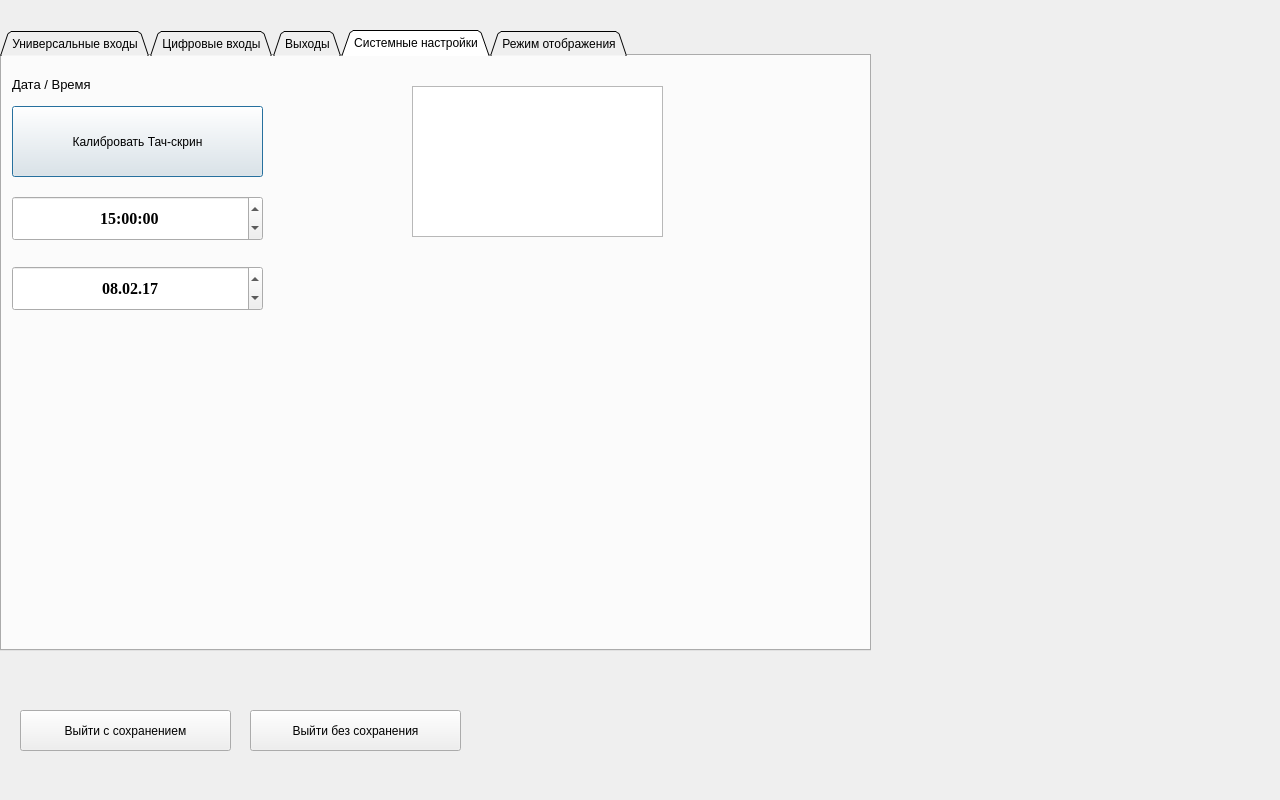
tomyqg/topaz-m, file options.ui: the form before one commit.
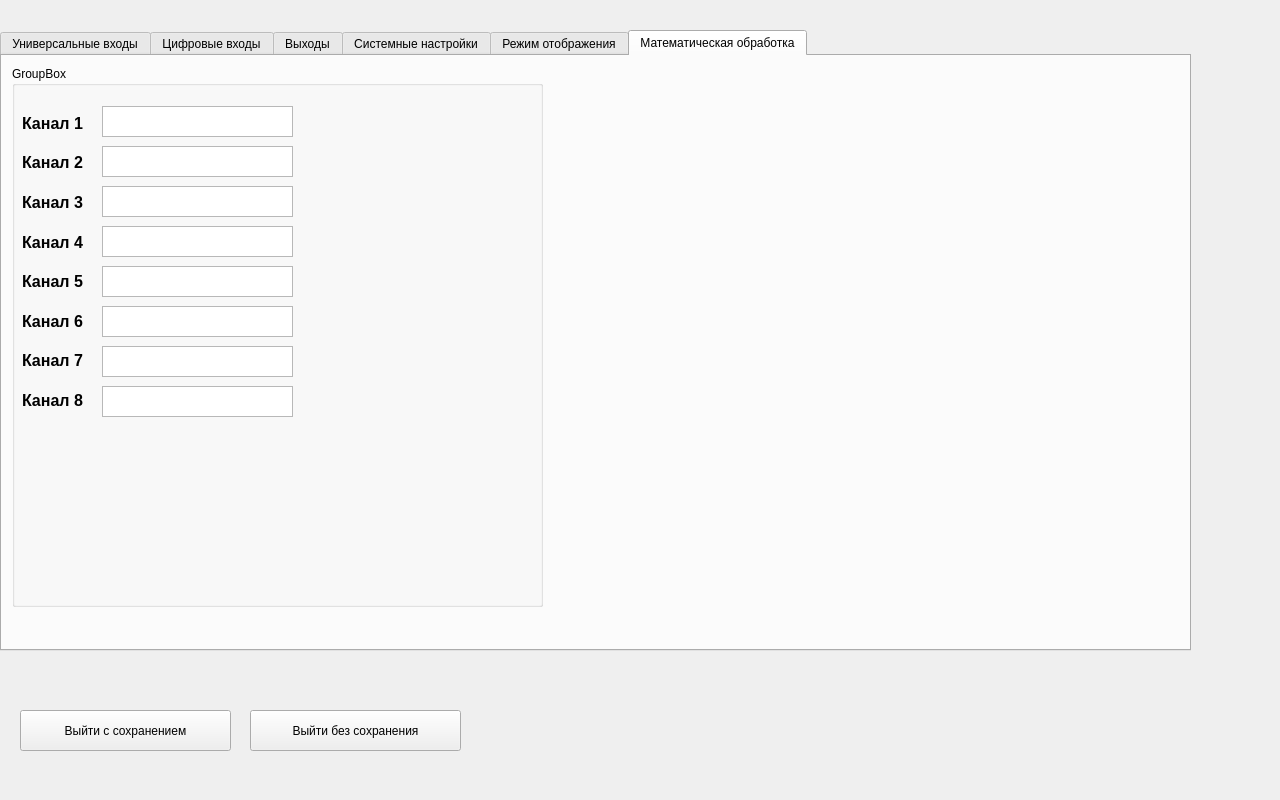
The form after the commit. The open tabs and pages were chosen to show the change.

Diff of the .ui file:
```diff
--- a/options.ui
+++ b/options.ui
@@ -33,12 +33,12 @@
     <rect>
      <x>0</x>
      <y>30</y>
-     <width>871</width>
+     <width>1191</width>
      <height>621</height>
     </rect>
    </property>
    <property name="tabShape">
-    <enum>QTabWidget::Triangular</enum>
+    <enum>QTabWidget::Rounded</enum>
    </property>
    <property name="currentIndex">
     <number>0</number>
@@ -2770,9 +2770,9 @@
      </property>
      <property name="maximumDate">
       <date>
-       <year>2027</year>
+       <year>2017</year>
        <month>1</month>
-       <day>3</day>
+       <day>1</day>
       </date>
      </property>
      <property name="minimumDate">
@@ -2782,6 +2782,9 @@
        <day>1</day>
       </date>
      </property>
+     <property name="displayFormat">
+      <string>H:mm:ss</string>
+     </property>
      <property name="time">
       <time>
        <hour>15</hour>
@@ -2975,6 +2978,228 @@
      </widget>
     </widget>
    </widget>
+   <widget class="QWidget" name="tab_5">
+    <attribute name="title">
+     <string>Математическая обработка</string>
+    </attribute>
+    <widget class="QGroupBox" name="groupBox_14">
+     <property name="geometry">
+      <rect>
+       <x>10</x>
+       <y>10</y>
+       <width>531</width>
+       <height>541</height>
+      </rect>
+     </property>
+     <property name="title">
+      <string>GroupBox</string>
+     </property>
+     <widget class="QTextEdit" name="textEdit_2">
+      <property name="geometry">
+       <rect>
+        <x>90</x>
+        <y>40</y>
+        <width>191</width>
+        <height>31</height>
+       </rect>
+      </property>
+     </widget>
+     <widget class="QTextEdit" name="textEdit_3">
+      <property name="geometry">
+       <rect>
+        <x>90</x>
+        <y>80</y>
+        <width>191</width>
+        <height>31</height>
+       </rect>
+      </property>
+     </widget>
+     <widget class="QTextEdit" name="textEdit_4">
+      <property name="geometry">
+       <rect>
+        <x>90</x>
+        <y>120</y>
+        <width>191</width>
+        <height>31</height>
+       </rect>
+      </property>
+     </widget>
+     <widget class="QTextEdit" name="textEdit_5">
+      <property name="geometry">
+       <rect>
+        <x>90</x>
+        <y>160</y>
+        <width>191</width>
+        <height>31</height>
+       </rect>
+      </property>
+     </widget>
+     <widget class="QTextEdit" name="textEdit_6">
+      <property name="geometry">
+       <rect>
+        <x>90</x>
+        <y>200</y>
+        <width>191</width>
+        <height>31</height>
+       </rect>
+      </property>
+     </widget>
+     <widget class="QTextEdit" name="textEdit_7">
+      <property name="geometry">
+       <rect>
+        <x>90</x>
+        <y>240</y>
+        <width>191</width>
+        <height>31</height>
+       </rect>
+      </property>
+     </widget>
+     <widget class="QTextEdit" name="textEdit_8">
+      <property name="geometry">
+       <rect>
+        <x>90</x>
+        <y>280</y>
+        <width>191</width>
+        <height>31</height>
+       </rect>
+      </property>
+     </widget>
+     <widget class="QTextEdit" name="textEdit_9">
+      <property name="geometry">
+       <rect>
+        <x>90</x>
+        <y>320</y>
+        <width>191</width>
+        <height>31</height>
+       </rect>
+      </property>
+     </widget>
+     <widget class="QWidget" name="">
+      <property name="geometry">
+       <rect>
+        <x>10</x>
+        <y>40</y>
+        <width>71</width>
+        <height>311</height>
+       </rect>
+      </property>
+      <layout class="QVBoxLayout" name="verticalLayout_14">
+       <item>
+        <widget class="QLabel" name="label">
+         <property name="font">
+          <font>
+           <pointsize>12</pointsize>
+           <weight>75</weight>
+           <bold>true</bold>
+          </font>
+         </property>
+         <property name="text">
+          <string>Канал 1</string>
+         </property>
+        </widget>
+       </item>
+       <item>
+        <widget class="QLabel" name="label_2">
+         <property name="font">
+          <font>
+           <pointsize>12</pointsize>
+           <weight>75</weight>
+           <bold>true</bold>
+          </font>
+         </property>
+         <property name="text">
+          <string>Канал 2</string>
+         </property>
+        </widget>
+       </item>
+       <item>
+        <widget class="QLabel" name="label_3">
+         <property name="font">
+          <font>
+           <pointsize>12</pointsize>
+           <weight>75</weight>
+           <bold>true</bold>
+          </font>
+         </property>
+         <property name="text">
+          <string>Канал 3</string>
+         </property>
+        </widget>
+       </item>
+       <item>
+        <widget class="QLabel" name="label_4">
+         <property name="font">
+          <font>
+           <pointsize>12</pointsize>
+           <weight>75</weight>
+           <bold>true</bold>
+          </font>
+         </property>
+         <property name="text">
+          <string>Канал 4</string>
+         </property>
+        </widget>
+       </item>
+       <item>
+        <widget class="QLabel" name="label_5">
+         <property name="font">
+          <font>
+           <pointsize>12</pointsize>
+           <weight>75</weight>
+           <bold>true</bold>
+          </font>
+         </property>
+         <property name="text">
+          <string>Канал 5</string>
+         </property>
+        </widget>
+       </item>
+       <item>
+        <widget class="QLabel" name="label_6">
+         <property name="font">
+          <font>
+           <pointsize>12</pointsize>
+           <weight>75</weight>
+           <bold>true</bold>
+          </font>
+         </property>
+         <property name="text">
+          <string>Канал 6</string>
+         </property>
+        </widget>
+       </item>
+       <item>
+        <widget class="QLabel" name="label_7">
+         <property name="font">
+          <font>
+           <pointsize>12</pointsize>
+           <weight>75</weight>
+           <bold>true</bold>
+          </font>
+         </property>
+         <property name="text">
+          <string>Канал 7</string>
+         </property>
+        </widget>
+       </item>
+       <item>
+        <widget class="QLabel" name="label_9">
+         <property name="font">
+          <font>
+           <pointsize>12</pointsize>
+           <weight>75</weight>
+           <bold>true</bold>
+          </font>
+         </property>
+         <property name="text">
+          <string>Канал 8</string>
+         </property>
+        </widget>
+       </item>
+      </layout>
+     </widget>
+    </widget>
+   </widget>
   </widget>
   <widget class="QPushButton" name="pushButton">
    <property name="geometry">
```
Left out of the diff: 4 changed lines with no effect on the pictures.
